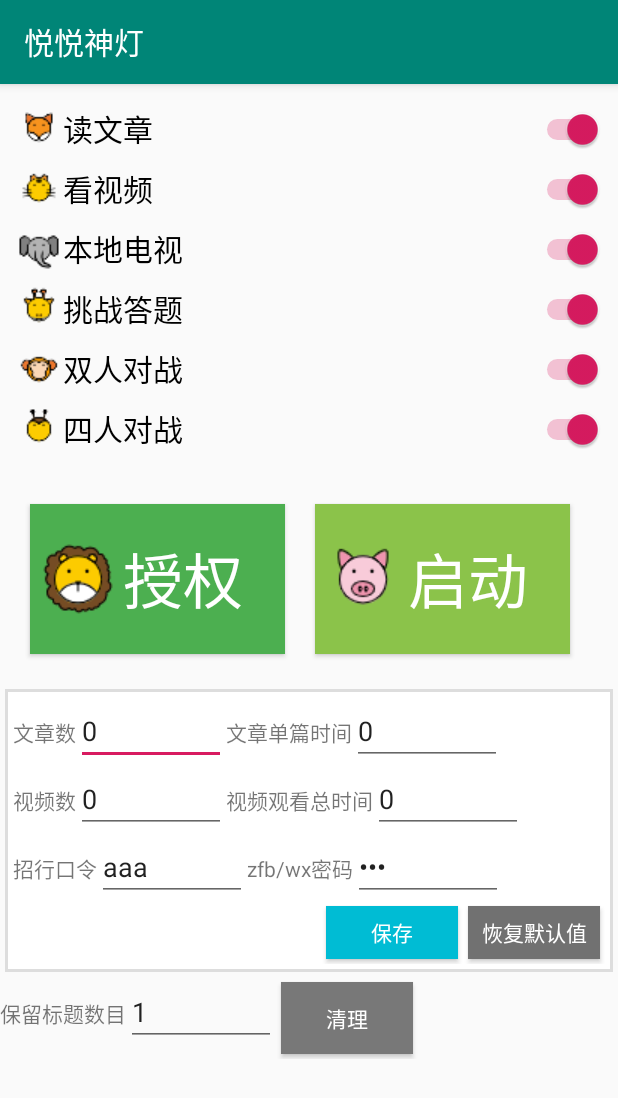
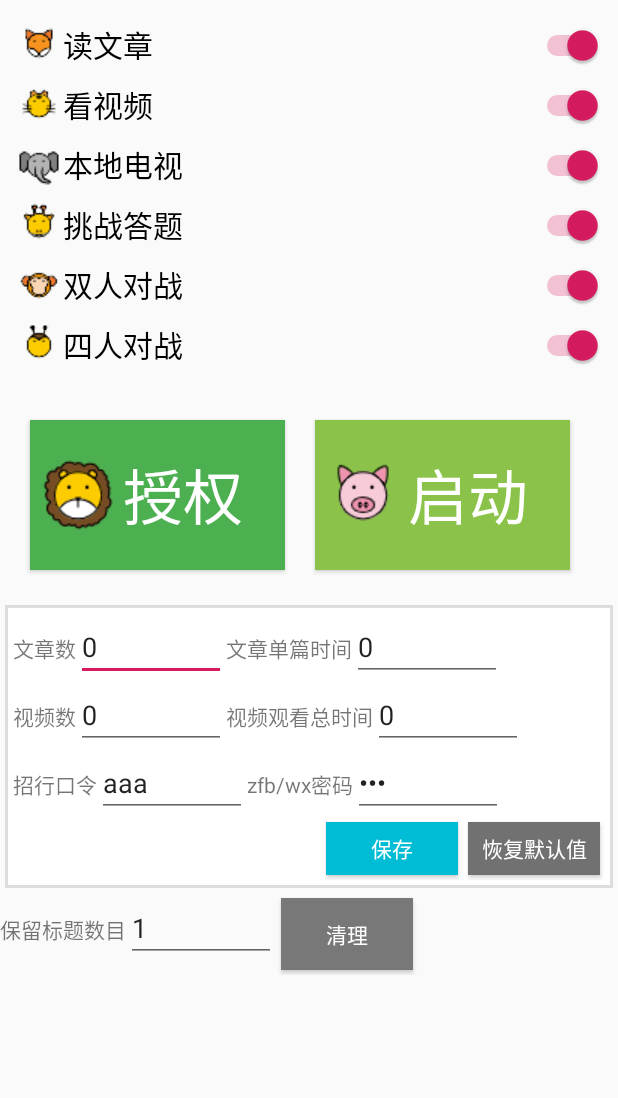
Before and after one commit to AaronGeist/CouponSpeeder, an Android app: the screen it shows after launch (MainActivity), on a phone screen of 412 x 824 dp. Shown: the top 1098 px of the screen. Run offline under Robolectric (Android 15) with nearby library versions, the phone set to English and light mode, and no system bars.

Commit message:
Minor update

```diff
--- a/app/src/main/java/com/shakazxx/couponspeeder/core/party/PartyStudent.java
+++ b/app/src/main/java/com/shakazxx/couponspeeder/core/party/PartyStudent.java
@@ -66,7 +66,7 @@ public class PartyStudent {
         String date = new SimpleDateFormat("yyyy").format(new Date());
         if (articleReader.findEntrance("工作")) {
             if (articleReader.findEntrance("推荐")) {
-                articleReader.processSingle(date);
+                articleReader.processSingle(date.substring(0, 3));
             }
         }
     }
@@ -93,7 +93,7 @@ public class PartyStudent {
         String date = new SimpleDateFormat("yyyy").format(calendar.getTime());
         if (videoReader.findEntrance("电视台")) {
             if (videoReader.findEntrance("第一频道")) {
-                videoReader.processSingle(date);
+                videoReader.processSingle(date.substring(0, 3));
             }
         }
     }
--- a/app/src/main/res/values/ic_launcher_background.xml
+++ b/app/src/main/res/values/ic_launcher_background.xml
@@ -1,4 +1,4 @@
 <?xml version="1.0" encoding="utf-8"?>
 <resources>
-    <color name="ic_launcher_background">#3DDC84</color>
+    <color name="ic_launcher_background">#41DBCD</color>
 </resources>
--- a/app/src/main/res/values/styles.xml
+++ b/app/src/main/res/values/styles.xml
@@ -1,7 +1,7 @@
 <resources>
 
     <!-- Base application theme. -->
-    <style name="AppTheme" parent="Theme.AppCompat.Light.DarkActionBar">
+    <style name="AppTheme" parent="Theme.AppCompat.Light.NoActionBar">
         <!-- Customize your theme here. -->
         <item name="colorPrimary">@color/colorPrimary</item>
         <item name="colorPrimaryDark">@color/colorPrimaryDark</item>
```
